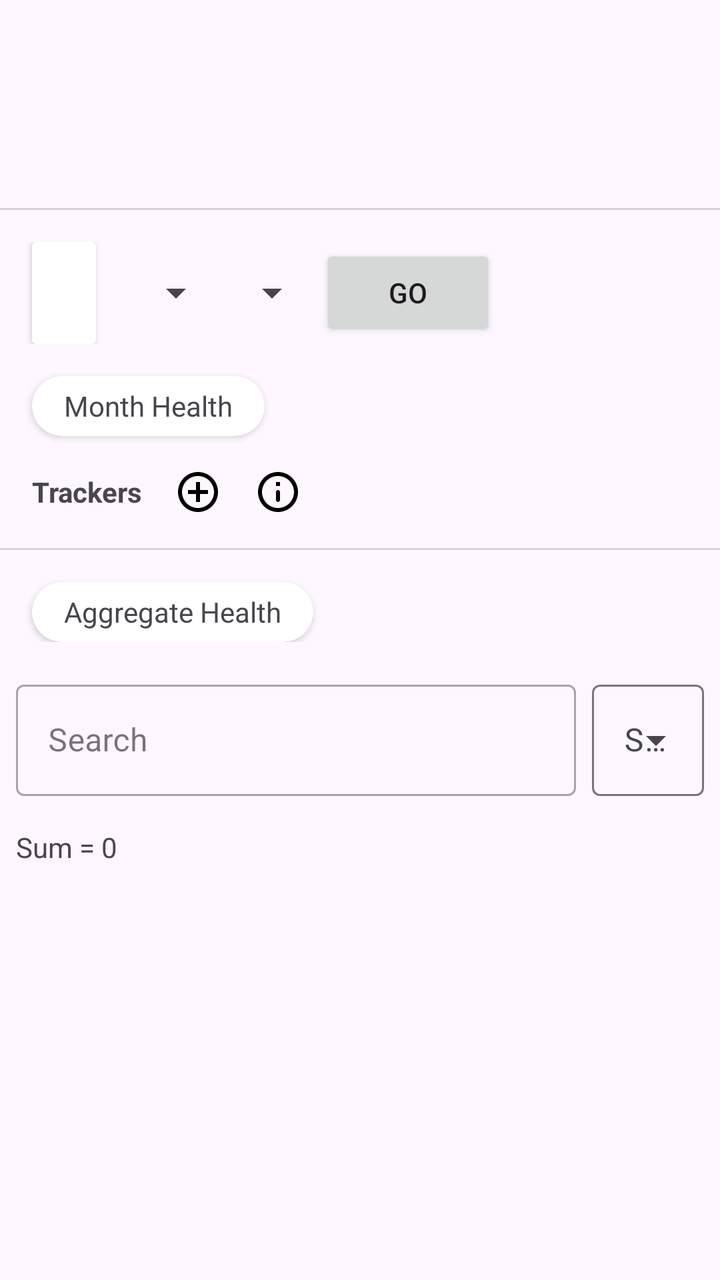
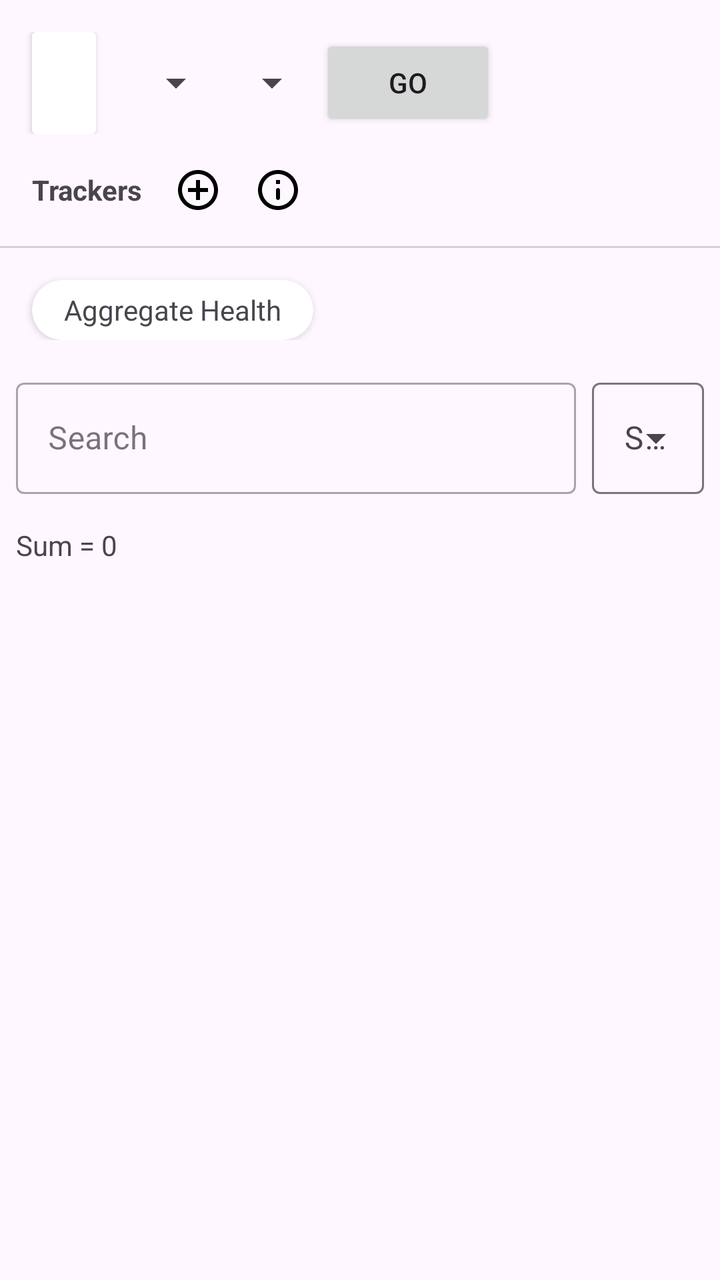

The first picture is an Android layout as it rendered before a commit; the second is the same layout after the commit. The layout source and the unified diff follow.
<!-- AndroidManifest.xml: application theme Theme.TayBudget -->
<!-- res/layout/content_main.xml -->
<?xml version="1.0" encoding="utf-8"?>
<androidx.constraintlayout.widget.ConstraintLayout xmlns:android="http://schemas.android.com/apk/res/android"
    xmlns:app="http://schemas.android.com/apk/res-auto"
    xmlns:tools="http://schemas.android.com/tools"
    android:layout_width="match_parent"
    android:layout_height="match_parent"
    app:layout_behavior="@string/appbar_scrolling_view_behavior">

    <androidx.core.widget.NestedScrollView
        android:layout_width="match_parent"
        android:layout_height="match_parent">

        <androidx.appcompat.widget.LinearLayoutCompat
            android:layout_width="match_parent"
            android:layout_height="match_parent"
            android:animateLayoutChanges="true"
            android:orientation="vertical">

            <androidx.recyclerview.widget.RecyclerView
                android:id="@+id/main_history_status_recycler"
                android:layout_width="match_parent"
                android:layout_height="72dp"
                android:layout_margin="16dp"
                tools:listitem="@layout/item_small_circle" />

            <LinearLayout
                android:layout_width="match_parent"
                android:layout_height="1dp"
                android:layout_marginBottom="16dp"
                android:background="@color/grey" />

            <androidx.appcompat.widget.LinearLayoutCompat
                android:layout_width="match_parent"
                android:layout_height="wrap_content"
                android:gravity="center_vertical"
                android:orientation="horizontal">

                <androidx.cardview.widget.CardView
                    android:id="@+id/main_date_card"
                    android:layout_width="wrap_content"
                    android:layout_height="wrap_content"
                    android:layout_marginLeft="16dp">

                    <TextView
                        android:id="@+id/main_date"
                        android:layout_width="wrap_content"
                        android:layout_height="wrap_content"
                        android:layout_margin="16dp" />
                </androidx.cardview.widget.CardView>

                <Spinner
                    android:id="@+id/main_month_spinner"
                    android:layout_width="wrap_content"
                    android:layout_height="wrap_content"
                    android:layout_marginStart="16dp" />

                <Spinner
                    android:id="@+id/main_year_spinner"
                    android:layout_width="wrap_content"
                    android:layout_height="wrap_content" />

                <androidx.appcompat.widget.AppCompatButton
                    android:id="@+id/main_date_select_button"
                    android:layout_width="wrap_content"
                    android:layout_height="wrap_content"
                    android:text="GO" />
            </androidx.appcompat.widget.LinearLayoutCompat>

            <androidx.appcompat.widget.LinearLayoutCompat
                android:id="@+id/main_aggregates_layout"
                android:layout_width="match_parent"
                android:layout_height="wrap_content"
                android:orientation="vertical">

                <androidx.recyclerview.widget.RecyclerView
                    android:id="@+id/main_month_recycler"
                    android:layout_width="match_parent"
                    android:layout_height="wrap_content"
                    android:layout_marginTop="16dp"
                    tools:itemCount="3"
                    tools:listitem="@layout/item_balance_left"
                    android:visibility="gone"/>

                <androidx.cardview.widget.CardView
                    android:id="@+id/main_month_health"
                    android:layout_width="wrap_content"
                    android:layout_height="30dp"
                    android:layout_marginStart="16dp"
                    android:layout_marginTop="16dp"
                    app:cardCornerRadius="30dp">

                    <TextView
                        android:layout_width="wrap_content"
                        android:layout_height="wrap_content"
                        android:layout_gravity="center"
                        android:layout_marginStart="16dp"
                        android:layout_marginEnd="16dp"
                        android:text="Month Health" />
                </androidx.cardview.widget.CardView>

                <LinearLayout
                    android:layout_width="match_parent"
                    android:layout_height="wrap_content"
                    android:layout_marginStart="16dp"
                    android:layout_marginTop="16dp"
                    android:layout_marginEnd="16dp"
                    android:orientation="horizontal">

                    <TextView
                        android:layout_width="wrap_content"
                        android:layout_height="wrap_content"
                        android:layout_gravity="center_vertical"
                        android:text="Trackers"
                        android:textStyle="bold" />

                    <ImageView
                        android:id="@+id/main_tracker_add"
                        android:layout_width="24dp"
                        android:layout_height="24dp"
                        android:layout_marginStart="16dp"
                        android:src="@drawable/baseline_add_circle_outline_24" />

                    <ImageView
                        android:id="@+id/main_tracker_info"
                        android:layout_width="24dp"
                        android:layout_height="24dp"
                        android:layout_marginStart="16dp"
                        android:src="@drawable/round_info_outline_24" />
                </LinearLayout>

                <androidx.recyclerview.widget.RecyclerView
                    android:id="@+id/main_tracker_recycler"
                    android:layout_width="match_parent"
                    android:layout_height="wrap_content"/>

                <LinearLayout
                    android:layout_width="match_parent"
                    android:layout_height="1dp"
                    android:layout_marginTop="16dp"
                    android:background="@color/grey" />

                <androidx.recyclerview.widget.RecyclerView
                    android:id="@+id/main_aggregate_recycler"
                    android:layout_width="match_parent"
                    android:layout_height="wrap_content"
                    android:layout_marginTop="32dp"
                    tools:itemCount="4"
                    tools:listitem="@layout/item_aggregate"
                    android:visibility="gone"/>

                <androidx.cardview.widget.CardView
                    android:id="@+id/main_aggregate_health"
                    android:layout_width="wrap_content"
                    android:layout_height="30dp"
                    android:layout_marginStart="16dp"
                    android:layout_marginTop="16dp"
                    app:cardCornerRadius="30dp">

                    <TextView
                        android:layout_width="wrap_content"
                        android:layout_height="wrap_content"
                        android:layout_gravity="center"
                        android:layout_marginStart="16dp"
                        android:layout_marginEnd="16dp"
                        android:text="Aggregate Health" />
                </androidx.cardview.widget.CardView>
            </androidx.appcompat.widget.LinearLayoutCompat>

            <RelativeLayout
                android:layout_width="match_parent"
                android:layout_height="wrap_content"
                android:layout_marginStart="8dp"
                android:layout_marginTop="16dp"
                android:layout_marginEnd="8dp">

                <com.google.android.material.textfield.TextInputLayout
                    android:id="@+id/main_search_layout"
                    style="@style/Widget.MaterialComponents.TextInputLayout.OutlinedBox"
                    android:layout_width="0dp"
                    android:layout_height="wrap_content"
                    android:layout_alignParentStart="true"
                    android:layout_toStartOf="@id/main_sort_layout"
                    android:hint="Search">

                    <com.google.android.material.textfield.TextInputEditText
                        android:id="@+id/main_search"
                        android:layout_width="match_parent"
                        android:layout_height="wrap_content"
                        android:inputType="textCapWords" />

                </com.google.android.material.textfield.TextInputLayout>

                <com.google.android.material.textfield.TextInputLayout
                    android:id="@+id/main_sort_layout"
                    style="@style/Widget.Material3.TextInputLayout.OutlinedBox.ExposedDropdownMenu"
                    android:layout_width="wrap_content"
                    android:layout_height="wrap_content"
                    android:layout_alignParentEnd="true"
                    android:layout_marginStart="8dp"
                    android:hint="Sort Order">

                    <com.google.android.material.textfield.MaterialAutoCompleteTextView
                        android:id="@+id/main_sort"
                        android:layout_width="match_parent"
                        android:layout_height="wrap_content"
                        android:inputType="none" />

                </com.google.android.material.textfield.TextInputLayout>
            </RelativeLayout>

            <androidx.recyclerview.widget.RecyclerView
                android:id="@+id/main_data_recycler"
                android:layout_width="match_parent"
                android:layout_height="wrap_content"
                android:layout_marginTop="16dp"
                tools:listitem="@layout/item_data" />

            <TextView
                android:id="@+id/main_sum"
                android:layout_width="wrap_content"
                android:layout_height="wrap_content"
                android:layout_marginStart="8dp"
                android:text="Sum = 0" />


        </androidx.appcompat.widget.LinearLayoutCompat>
    </androidx.core.widget.NestedScrollView>


</androidx.constraintlayout.widget.ConstraintLayout>
<!-- res/layout/item_small_circle.xml (included above) -->
<?xml version="1.0" encoding="utf-8"?>
<androidx.appcompat.widget.LinearLayoutCompat xmlns:android="http://schemas.android.com/apk/res/android"
    xmlns:app="http://schemas.android.com/apk/res-auto"
    android:layout_width="wrap_content"
    android:layout_height="wrap_content"
    android:orientation="vertical"
    android:gravity="center_horizontal">

    <androidx.cardview.widget.CardView
        android:id="@+id/item_circle"
        android:layout_width="30dp"
        android:layout_height="30dp"
        android:layout_margin="8dp"
        app:cardCornerRadius="15dp"/>

    <TextView
        android:id="@+id/item_circle_label"
        android:layout_width="wrap_content"
        android:layout_height="wrap_content"
        android:text="Jan"
        android:textSize="12sp"/>

</androidx.appcompat.widget.LinearLayoutCompat>
<!-- res/layout/item_balance_left.xml (included above) -->
<?xml version="1.0" encoding="utf-8"?>
<androidx.appcompat.widget.LinearLayoutCompat xmlns:android="http://schemas.android.com/apk/res/android"
    android:layout_width="match_parent"
    android:layout_height="wrap_content"
    android:layout_marginStart="16dp"
    android:layout_marginEnd="16dp"
    android:orientation="horizontal"
    android:gravity="center_vertical">

    <TextView
        android:id="@+id/item_balance_name"
        android:layout_width="0dp"
        android:layout_height="wrap_content"
        android:text="Necessity"
        android:layout_weight="2.2"/>

    <com.google.android.material.progressindicator.LinearProgressIndicator
        android:id="@+id/item_balance_progress"
        android:layout_width="0dp"
        android:layout_height="wrap_content"
        android:layout_marginStart="16dp"
        android:layout_weight="2"/>

    <TextView
        android:id="@+id/item_balance_actual_amount"
        android:layout_width="0dp"
        android:layout_height="wrap_content"
        android:text="116131"
        android:layout_marginStart="16dp"
        android:layout_weight="2.2"/>
    <TextView
        android:id="@+id/item_balance_limit_amount"
        android:layout_width="0dp"
        android:layout_height="wrap_content"
        android:text="331616"
        android:layout_marginStart="8dp"
        android:layout_weight="2.2"/>
</androidx.appcompat.widget.LinearLayoutCompat>
<!-- res/layout/item_aggregate.xml (included above) -->
<?xml version="1.0" encoding="utf-8"?>
<androidx.appcompat.widget.LinearLayoutCompat xmlns:android="http://schemas.android.com/apk/res/android"
    android:layout_width="match_parent"
    android:layout_height="wrap_content"
    android:layout_marginStart="16dp"
    android:layout_marginEnd="16dp"
    android:gravity="center_vertical"
    android:orientation="horizontal">

    <TextView
        android:id="@+id/item_aggregate_name"
        android:layout_width="0dp"
        android:layout_height="wrap_content"
        android:layout_weight="2"
        android:text="Total Invested" />

    <TextView
        android:id="@+id/item_aggregate_amount"
        android:layout_width="0dp"
        android:layout_height="wrap_content"
        android:layout_marginStart="8dp"
        android:layout_weight="3"
        android:text="331616" />
</androidx.appcompat.widget.LinearLayoutCompat>
<!-- res/layout/item_data.xml (included above) -->
<?xml version="1.0" encoding="utf-8"?>
<androidx.cardview.widget.CardView xmlns:android="http://schemas.android.com/apk/res/android"
    android:id="@+id/item_data_card"
    android:layout_width="match_parent"
    android:layout_height="wrap_content"
    android:layout_margin="8dp">

    <androidx.appcompat.widget.LinearLayoutCompat
        android:layout_width="match_parent"
        android:layout_height="match_parent"
        android:layout_margin="8dp"
        android:orientation="vertical">

        <RelativeLayout
            android:layout_width="match_parent"
            android:layout_height="wrap_content"
            android:orientation="horizontal">

            <ImageView
                android:id="@+id/item_data_flag_icon"
                android:layout_width="32dp"
                android:layout_height="24dp"
                android:layout_alignParentStart="true"
                android:paddingEnd="8dp"
                android:src="@drawable/round_flag_24"
                android:visibility="gone" />

            <TextView
                android:id="@+id/item_data_heading"
                android:layout_width="wrap_content"
                android:layout_height="wrap_content"
                android:layout_alignTop="@id/item_data_delete_icon"
                android:layout_alignBottom="@id/item_data_delete_icon"
                android:layout_toEndOf="@id/item_data_flag_icon"
                android:gravity="center_vertical"
                android:text="Income"
                android:textSize="16sp"
                android:textStyle="bold" />

            <ImageView
                android:id="@+id/item_data_delete_icon"
                android:layout_width="24dp"
                android:layout_height="24dp"
                android:layout_alignParentEnd="true"
                android:src="@drawable/round_delete_24"
                android:visibility="gone" />
        </RelativeLayout>

        <TextView
            android:id="@+id/item_data_message"
            android:layout_width="match_parent"
            android:layout_height="wrap_content"
            android:layout_marginTop="4dp" />

        <TextView
            android:id="@+id/item_data_footer"
            android:layout_width="match_parent"
            android:layout_height="wrap_content"
            android:layout_marginTop="4dp"
            android:textStyle="bold" />
    </androidx.appcompat.widget.LinearLayoutCompat>
</androidx.cardview.widget.CardView>
<!-- resources referenced by this layout -->
<resources>
  <color name="grey">#D3D3D3</color>
  <!-- drawable baseline_add_circle_outline_24 (drawable) -->
  <vector xmlns:android="http://schemas.android.com/apk/res/android" android:height="24dp" android:tint="#000000" android:viewportHeight="24" android:viewportWidth="24" android:width="24dp">
        
      <path android:fillColor="@android:color/white" android:pathData="M13,7h-2v4L7,11v2h4v4h2v-4h4v-2h-4L13,7zM12,2C6.48,2 2,6.48 2,12s4.48,10 10,10 10,-4.48 10,-10S17.52,2 12,2zM12,20c-4.41,0 -8,-3.59 -8,-8s3.59,-8 8,-8 8,3.59 8,8 -3.59,8 -8,8z"/>
      
  </vector>
  <!-- drawable round_delete_24 (drawable) -->
  <vector android:height="24dp" android:tint="#000000"
      android:viewportHeight="24" android:viewportWidth="24"
      android:width="24dp" xmlns:android="http://schemas.android.com/apk/res/android">
      <path android:fillColor="@android:color/white" android:pathData="M6,19c0,1.1 0.9,2 2,2h8c1.1,0 2,-0.9 2,-2V9c0,-1.1 -0.9,-2 -2,-2H8c-1.1,0 -2,0.9 -2,2v10zM18,4h-2.5l-0.71,-0.71c-0.18,-0.18 -0.44,-0.29 -0.7,-0.29H9.91c-0.26,0 -0.52,0.11 -0.7,0.29L8.5,4H6c-0.55,0 -1,0.45 -1,1s0.45,1 1,1h12c0.55,0 1,-0.45 1,-1s-0.45,-1 -1,-1z"/>
  </vector>
  <!-- drawable round_flag_24 (drawable) -->
  <vector xmlns:android="http://schemas.android.com/apk/res/android" android:height="48dp" android:viewportHeight="24" android:viewportWidth="24" android:width="48dp">
        
      <path android:fillColor="@color/red_bright" android:pathData="M14.4,6l-0.24,-1.2c-0.09,-0.46 -0.5,-0.8 -0.98,-0.8H6c-0.55,0 -1,0.45 -1,1v15c0,0.55 0.45,1 1,1s1,-0.45 1,-1v-6h5.6l0.24,1.2c0.09,0.47 0.5,0.8 0.98,0.8H19c0.55,0 1,-0.45 1,-1V7c0,-0.55 -0.45,-1 -1,-1h-4.6z"/>
      
  </vector>
  <!-- drawable round_info_outline_24 (drawable) -->
  <vector xmlns:android="http://schemas.android.com/apk/res/android" android:height="48dp" android:tint="#000000" android:viewportHeight="24" android:viewportWidth="24" android:width="48dp">
        
      <path android:fillColor="@android:color/white" android:pathData="M11,7h2v2h-2zM12,17c0.55,0 1,-0.45 1,-1v-4c0,-0.55 -0.45,-1 -1,-1s-1,0.45 -1,1v4c0,0.55 0.45,1 1,1zM12,2C6.48,2 2,6.48 2,12s4.48,10 10,10 10,-4.48 10,-10S17.52,2 12,2zM12,20c-4.41,0 -8,-3.59 -8,-8s3.59,-8 8,-8 8,3.59 8,8 -3.59,8 -8,8z"/>
      
  </vector>
  <style name="Theme.TayBudget" parent="Base.Theme.TayBudget" />
  <color name="red_bright">#C62828</color>
  <style name="Base.Theme.TayBudget" parent="Theme.Material3.Light.NoActionBar">
          
          
      </style>
</resources>

<!-- the commit's change to res/layout/content_main.xml (unified diff, before → after) -->
@@ -21,19 +21,22 @@
                 android:layout_width="match_parent"
                 android:layout_height="72dp"
                 android:layout_margin="16dp"
-                tools:listitem="@layout/item_small_circle" />
+                tools:listitem="@layout/item_small_circle"
+                android:visibility="gone"/>
 
             <LinearLayout
                 android:layout_width="match_parent"
                 android:layout_height="1dp"
                 android:layout_marginBottom="16dp"
-                android:background="@color/grey" />
+                android:background="@color/grey"
+                android:visibility="gone" />
 
             <androidx.appcompat.widget.LinearLayoutCompat
                 android:layout_width="match_parent"
                 android:layout_height="wrap_content"
                 android:gravity="center_vertical"
-                android:orientation="horizontal">
+                android:orientation="horizontal"
+                android:layout_marginTop="16dp">
 
                 <androidx.cardview.widget.CardView
                     android:id="@+id/main_date_card"
@@ -87,7 +90,8 @@
                     android:layout_height="30dp"
                     android:layout_marginStart="16dp"
                     android:layout_marginTop="16dp"
-                    app:cardCornerRadius="30dp">
+                    app:cardCornerRadius="30dp"
+                    android:visibility="gone">
 
                     <TextView
                         android:layout_width="wrap_content"
